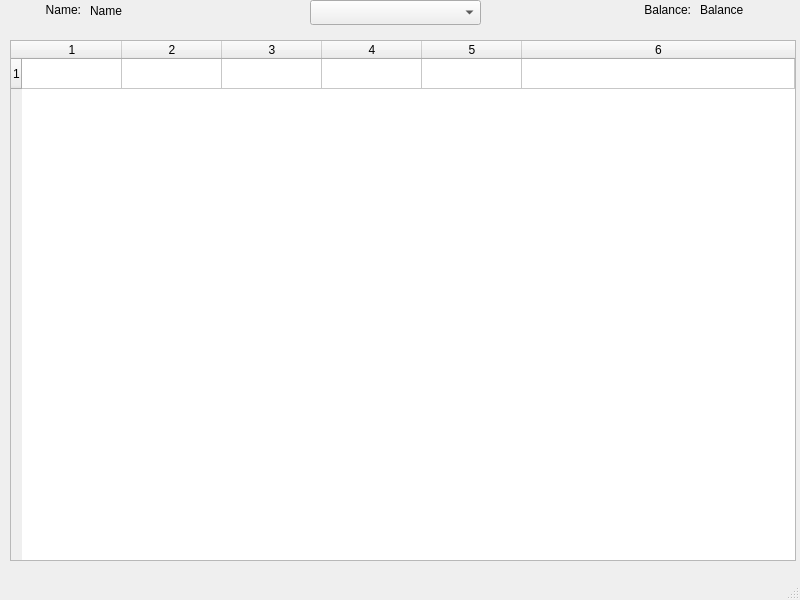
This is mainwindow.ui in XaviP/komunitin_lite_qt as Qt 5 draws it before an edit. The edited form follows.
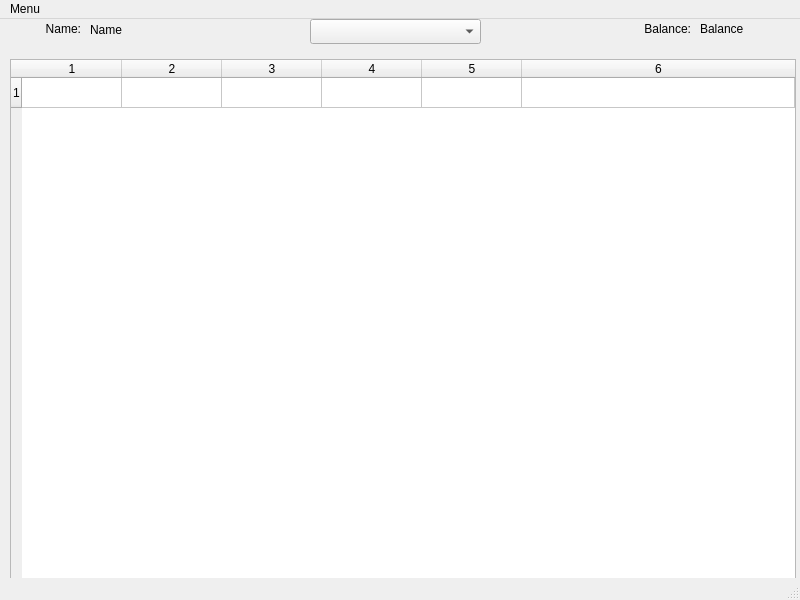
This is the edited form.

Commit message: Menu and action triggers

Diff of the .ui file:
```diff
--- a/mainwindow.ui
+++ b/mainwindow.ui
@@ -136,6 +136,15 @@
      <height>22</height>
     </rect>
    </property>
+   <widget class="QMenu" name="menuApp">
+    <property name="title">
+     <string>Menu</string>
+    </property>
+    <addaction name="actionNew_User"/>
+    <addaction name="actionNew_transaction"/>
+    <addaction name="actionQuit"/>
+   </widget>
+   <addaction name="menuApp"/>
   </widget>
   <widget class="QStatusBar" name="statusbar"/>
  </widget>
```
Left out of the diff: 15 changed lines with no effect on the pictures. The commit also changes 2 other files.
